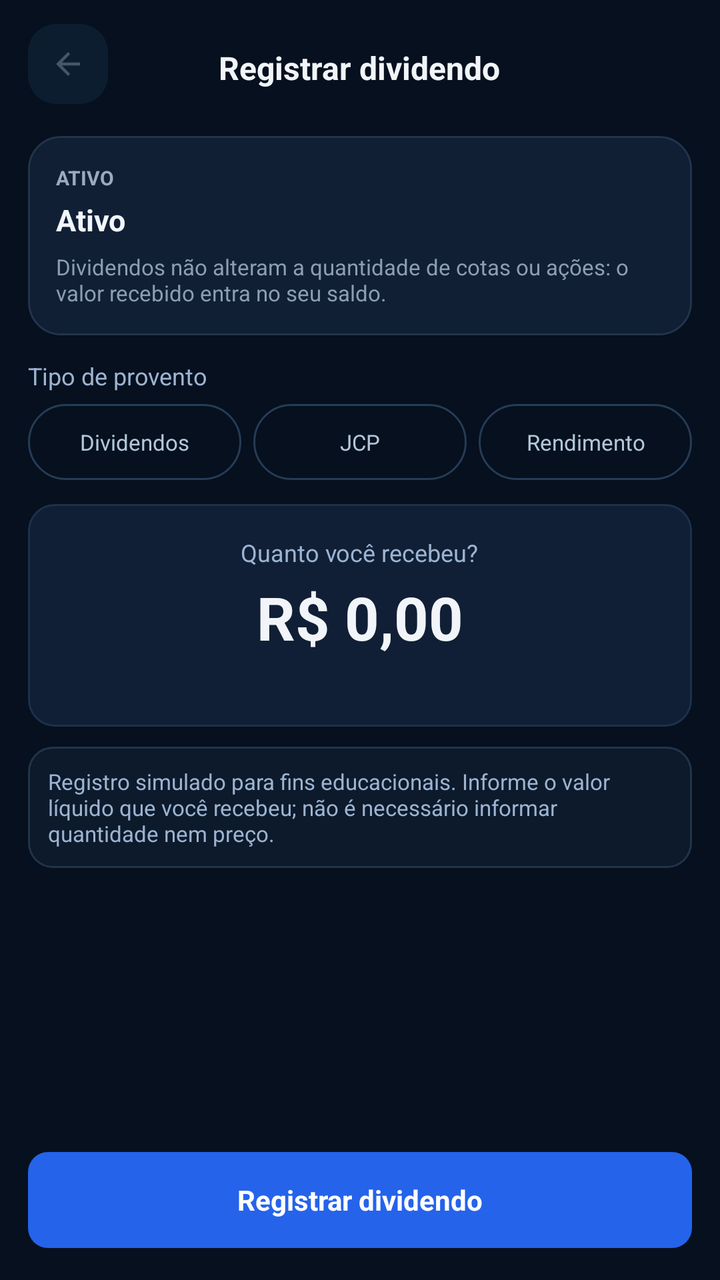
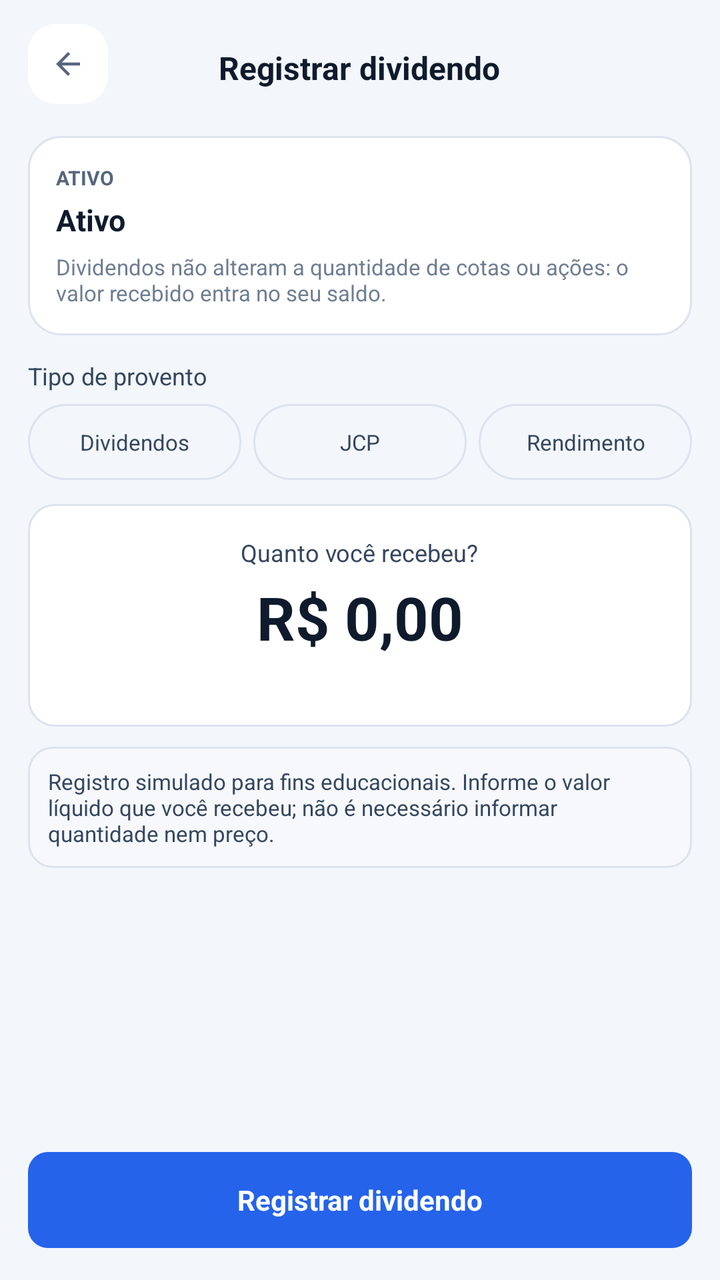

Compare the two renders of this Android layout. The source of the first and the diff that turns it into the second are given below.
<!-- AndroidManifest.xml: application theme Theme.AccurancyMobileApp -->
<!-- res/layout/activity_registrar_dividendo.xml -->
<?xml version="1.0" encoding="utf-8"?>
<LinearLayout xmlns:android="http://schemas.android.com/apk/res/android"
    xmlns:app="http://schemas.android.com/apk/res-auto"
    android:id="@+id/rootRegistrarDividendo"
    android:layout_width="match_parent"
    android:layout_height="match_parent"
    android:background="@color/bg_deep"
    android:orientation="vertical"
    android:paddingTop="12dp">

    <ScrollView
        android:layout_width="match_parent"
        android:layout_height="0dp"
        android:layout_weight="1"
        android:clipToPadding="false"
        android:fillViewport="true"
        android:overScrollMode="never"
        android:paddingHorizontal="14dp"
        android:paddingBottom="16dp">

        <LinearLayout
            android:layout_width="match_parent"
            android:layout_height="wrap_content"
            android:orientation="vertical">

            <RelativeLayout
                android:layout_width="match_parent"
                android:layout_height="44dp">

                <ImageView
                    android:id="@+id/btnVoltarDividendo"
                    android:layout_width="40dp"
                    android:layout_height="40dp"
                    android:layout_alignParentStart="true"
                    android:background="@drawable/bg_icon_button"
                    android:clickable="true"
                    android:contentDescription="Voltar"
                    android:focusable="true"
                    android:padding="11dp"
                    android:src="@drawable/ic_arrow_back"
                    app:tint="@color/text_secondary" />

                <TextView
                    android:layout_width="wrap_content"
                    android:layout_height="match_parent"
                    android:layout_centerInParent="true"
                    android:gravity="center"
                    android:text="Registrar dividendo"
                    android:textColor="@color/text_primary"
                    android:textSize="16sp"
                    android:textStyle="bold" />

            </RelativeLayout>

            
            <LinearLayout
                android:layout_width="match_parent"
                android:layout_height="wrap_content"
                android:layout_marginTop="12dp"
                android:background="@drawable/bg_carteira_card"
                android:orientation="vertical"
                android:padding="14dp">

                <TextView
                    android:id="@+id/tvDividendoTicker"
                    android:layout_width="match_parent"
                    android:layout_height="wrap_content"
                    android:text="ATIVO"
                    android:textColor="#9BAAC0"
                    android:textSize="10sp"
                    android:textStyle="bold" />

                <TextView
                    android:id="@+id/tvDividendoNome"
                    android:layout_width="match_parent"
                    android:layout_height="wrap_content"
                    android:layout_marginTop="4dp"
                    android:text="Ativo"
                    android:textColor="#F1F5FC"
                    android:textSize="15sp"
                    android:textStyle="bold" />

                <TextView
                    android:layout_width="match_parent"
                    android:layout_height="wrap_content"
                    android:layout_marginTop="6dp"
                    android:text="Dividendos não alteram a quantidade de cotas ou ações: o valor recebido entra no seu saldo."
                    android:textColor="#8D9DB3"
                    android:textSize="11sp" />

            </LinearLayout>

            
            <TextView
                android:layout_width="wrap_content"
                android:layout_height="wrap_content"
                android:layout_marginTop="12dp"
                android:text="Tipo de provento"
                android:textColor="#9CB4D2"
                android:textSize="12sp" />

            <LinearLayout
                android:layout_width="match_parent"
                android:layout_height="wrap_content"
                android:layout_marginTop="6dp"
                android:orientation="horizontal"
                android:weightSum="3">

                <TextView
                    android:id="@+id/chipDividendos"
                    style="@style/ValorRapidoDeposito"
                    android:layout_width="0dp"
                    android:layout_weight="1"
                    android:text="Dividendos" />

                <TextView
                    android:id="@+id/chipJcp"
                    style="@style/ValorRapidoDeposito"
                    android:layout_width="0dp"
                    android:layout_marginStart="6dp"
                    android:layout_weight="1"
                    android:text="JCP" />

                <TextView
                    android:id="@+id/chipRendimento"
                    style="@style/ValorRapidoDeposito"
                    android:layout_width="0dp"
                    android:layout_marginStart="6dp"
                    android:layout_weight="1"
                    android:text="Rendimento" />

            </LinearLayout>

            
            <LinearLayout
                android:layout_width="match_parent"
                android:layout_height="wrap_content"
                android:layout_marginTop="12dp"
                android:background="@drawable/bg_card_adicionar_saldo"
                android:gravity="center_horizontal"
                android:orientation="vertical"
                android:paddingHorizontal="16dp"
                android:paddingVertical="16dp">

                <TextView
                    android:layout_width="wrap_content"
                    android:layout_height="wrap_content"
                    android:text="Quanto você recebeu?"
                    android:textColor="#9CB4D2"
                    android:textSize="12sp" />

                <EditText
                    android:id="@+id/etValorDividendo"
                    android:layout_width="match_parent"
                    android:layout_height="wrap_content"
                    android:layout_marginTop="4dp"
                    android:background="@null"
                    android:gravity="center"
                    android:hint="R$ 0,00"
                    android:importantForAutofill="no"
                    android:inputType="number"
                    android:maxLength="18"
                    android:singleLine="true"
                    android:text="R$ 0,00"
                    android:textColor="@color/text_primary"
                    android:textColorHint="#7086A5"
                    android:textSize="30sp"
                    android:textStyle="bold" />

                <TextView
                    android:id="@+id/tvDividendoAviso"
                    android:layout_width="wrap_content"
                    android:layout_height="wrap_content"
                    android:layout_marginTop="4dp"
                    android:text=" "
                    android:textColor="#829BB9"
                    android:textSize="11sp" />

            </LinearLayout>

            <TextView
                android:layout_width="match_parent"
                android:layout_height="wrap_content"
                android:layout_marginTop="10dp"
                android:background="@drawable/bg_buy_asset_notice"
                android:padding="10dp"
                android:text="Registro simulado para fins educacionais. Informe o valor líquido que você recebeu; não é necessário informar quantidade nem preço."
                android:textColor="#9CB4D2"
                android:textSize="11sp" />

        </LinearLayout>

    </ScrollView>

    <LinearLayout
        android:layout_width="match_parent"
        android:layout_height="wrap_content"
        android:orientation="vertical"
        android:paddingHorizontal="14dp"
        android:paddingTop="10dp"
        android:paddingBottom="16dp">

        <TextView
            android:id="@+id/btnConfirmarDividendo"
            android:layout_width="match_parent"
            android:layout_height="48dp"
            android:background="@drawable/bg_btn_primary"
            android:clickable="true"
            android:focusable="true"
            android:gravity="center"
            android:text="Registrar dividendo"
            android:textColor="@android:color/white"
            android:textSize="14sp"
            android:textStyle="bold" />

    </LinearLayout>

</LinearLayout>
<!-- resources referenced by this layout -->
<resources>
  <color name="bg_deep">#FF06101E</color>
  <color name="text_primary">#FFF1F5F9</color>
  <color name="text_secondary">#FF475569</color>
  <!-- drawable bg_btn_primary (drawable) -->
  <?xml version="1.0" encoding="utf-8"?>
  <selector xmlns:android="http://schemas.android.com/apk/res/android">
      
      <item android:state_pressed="true">
          <shape android:shape="rectangle">
              <solid android:color="#1D4ED8" />
              <corners android:radius="10dp" />
          </shape>
      </item>
      
      <item>
          <shape android:shape="rectangle">
              <solid android:color="@color/btn_primary" />
              <corners android:radius="10dp" />
          </shape>
      </item>
  </selector>
  <!-- drawable bg_buy_asset_notice (drawable) -->
  <?xml version="1.0" encoding="utf-8"?>
  <shape xmlns:android="http://schemas.android.com/apk/res/android" android:shape="rectangle">
      <solid android:color="#0D1A2B" />
      <stroke android:width="1dp" android:color="#20344B" />
      <corners android:radius="12dp" />
  </shape>
  <!-- drawable bg_card_adicionar_saldo (drawable) -->
  <?xml version="1.0" encoding="utf-8"?>
  <shape xmlns:android="http://schemas.android.com/apk/res/android">
      <solid android:color="#101F35" />
      <stroke
          android:width="1dp"
          android:color="#1D304B" />
      <corners android:radius="13dp" />
  </shape>
  <!-- drawable bg_carteira_card (drawable) -->
  <?xml version="1.0" encoding="utf-8"?>
  <shape xmlns:android="http://schemas.android.com/apk/res/android">
      <solid android:color="#101F34" />
      <stroke
          android:width="1dp"
          android:color="#22334B" />
      <corners android:radius="16dp" />
  </shape>
  <style name="ValorRapidoDeposito">
          <item name="android:layout_height">38dp</item>
          <item name="android:background">@drawable/bg_valor_rapido</item>
          <item name="android:gravity">center</item>
          <item name="android:clickable">true</item>
          <item name="android:focusable">true</item>
          <item name="android:textColor">#B3C7D9</item>
          <item name="android:textSize">11sp</item>
      </style>
  <color name="btn_primary">#2563EB</color>
  <color name="card_background">#0D1D30</color>
  <!-- drawable bg_valor_rapido (drawable) -->
  <?xml version="1.0" encoding="utf-8"?>
  <shape xmlns:android="http://schemas.android.com/apk/res/android">
      <solid android:color="@android:color/transparent" />
      <stroke
          android:width="1dp"
          android:color="#263B56" />
      <corners android:radius="20dp" />
  </shape>
  <style name="Base.Theme.AccurancyMobileApp" parent="Theme.Material3.DayNight.NoActionBar">
          
          
  
      </style>
  <!-- unchanged entries left out for length: 3 -->
</resources>

<!-- the commit's change to res/layout/activity_registrar_dividendo.xml (unified diff, before → after) -->
@@ -66,7 +66,7 @@
                     android:layout_width="match_parent"
                     android:layout_height="wrap_content"
                     android:text="ATIVO"
-                    android:textColor="#9BAAC0"
+                    android:textColor="@color/text_secondary"
                     android:textSize="10sp"
                     android:textStyle="bold" />
 
@@ -76,7 +76,7 @@
                     android:layout_height="wrap_content"
                     android:layout_marginTop="4dp"
                     android:text="Ativo"
-                    android:textColor="#F1F5FC"
+                    android:textColor="@color/text_primary"
                     android:textSize="15sp"
                     android:textStyle="bold" />
 
@@ -85,7 +85,7 @@
                     android:layout_height="wrap_content"
                     android:layout_marginTop="6dp"
                     android:text="Dividendos não alteram a quantidade de cotas ou ações: o valor recebido entra no seu saldo."
-                    android:textColor="#8D9DB3"
+                    android:textColor="@color/texto_fraco"
                     android:textSize="11sp" />
 
             </LinearLayout>
@@ -96,7 +96,7 @@
                 android:layout_height="wrap_content"
                 android:layout_marginTop="12dp"
                 android:text="Tipo de provento"
-                android:textColor="#9CB4D2"
+                android:textColor="@color/texto_suave"
                 android:textSize="12sp" />
 
             <LinearLayout
@@ -146,7 +146,7 @@
                     android:layout_width="wrap_content"
                     android:layout_height="wrap_content"
                     android:text="Quanto você recebeu?"
-                    android:textColor="#9CB4D2"
+                    android:textColor="@color/texto_suave"
                     android:textSize="12sp" />
 
                 <EditText
@@ -163,7 +163,7 @@
                     android:singleLine="true"
                     android:text="R$ 0,00"
                     android:textColor="@color/text_primary"
-                    android:textColorHint="#7086A5"
+                    android:textColorHint="@color/text_placeholder"
                     android:textSize="30sp"
                     android:textStyle="bold" />
 
@@ -173,7 +173,7 @@
                     android:layout_height="wrap_content"
                     android:layout_marginTop="4dp"
                     android:text=" "
-                    android:textColor="#829BB9"
+                    android:textColor="@color/texto_fraco"
                     android:textSize="11sp" />
 
             </LinearLayout>
@@ -185,7 +185,7 @@
                 android:background="@drawable/bg_buy_asset_notice"
                 android:padding="10dp"
                 android:text="Registro simulado para fins educacionais. Informe o valor líquido que você recebeu; não é necessário informar quantidade nem preço."
-                android:textColor="#9CB4D2"
+                android:textColor="@color/texto_suave"
                 android:textSize="11sp" />
 
         </LinearLayout>
<!-- resource entries referenced after the edit -->
@@ -1,15 +1,18 @@
 <!-- resources referenced by this layout -->
 <resources>
-  <color name="bg_deep">#FF06101E</color>
-  <color name="text_primary">#FFF1F5F9</color>
-  <color name="text_secondary">#FF475569</color>
+  <color name="bg_deep">#FFF3F6FB</color>
+  <color name="text_placeholder">#FF8A97AB</color>
+  <color name="text_primary">#FF0F1B2D</color>
+  <color name="text_secondary">#FF56667E</color>
+  <color name="texto_fraco">#FF6E7D93</color>
+  <color name="texto_suave">#FF34465F</color>
   <!-- drawable bg_btn_primary (drawable) -->
   <?xml version="1.0" encoding="utf-8"?>
   <selector xmlns:android="http://schemas.android.com/apk/res/android">
       
       <item android:state_pressed="true">
           <shape android:shape="rectangle">
-              <solid android:color="#1D4ED8" />
+              <solid android:color="@color/primaria_forte" />
               <corners android:radius="10dp" />
           </shape>
       </item>
@@ -24,26 +27,26 @@
   <!-- drawable bg_buy_asset_notice (drawable) -->
   <?xml version="1.0" encoding="utf-8"?>
   <shape xmlns:android="http://schemas.android.com/apk/res/android" android:shape="rectangle">
-      <solid android:color="#0D1A2B" />
-      <stroke android:width="1dp" android:color="#20344B" />
+      <solid android:color="@color/superficie_campo" />
+      <stroke android:width="1dp" android:color="@color/borda" />
       <corners android:radius="12dp" />
   </shape>
   <!-- drawable bg_card_adicionar_saldo (drawable) -->
   <?xml version="1.0" encoding="utf-8"?>
   <shape xmlns:android="http://schemas.android.com/apk/res/android">
-      <solid android:color="#101F35" />
+      <solid android:color="@color/card_background" />
       <stroke
           android:width="1dp"
-          android:color="#1D304B" />
+          android:color="@color/borda" />
       <corners android:radius="13dp" />
   </shape>
   <!-- drawable bg_carteira_card (drawable) -->
   <?xml version="1.0" encoding="utf-8"?>
   <shape xmlns:android="http://schemas.android.com/apk/res/android">
-      <solid android:color="#101F34" />
+      <solid android:color="@color/card_background" />
       <stroke
           android:width="1dp"
-          android:color="#22334B" />
+          android:color="@color/borda" />
       <corners android:radius="16dp" />
   </shape>
   <style name="ValorRapidoDeposito">
@@ -52,25 +55,61 @@
           <item name="android:gravity">center</item>
           <item name="android:clickable">true</item>
           <item name="android:focusable">true</item>
-          <item name="android:textColor">#B3C7D9</item>
+          <item name="android:textColor">@color/texto_suave</item>
           <item name="android:textSize">11sp</item>
       </style>
-  <color name="btn_primary">#2563EB</color>
-  <color name="card_background">#0D1D30</color>
+  <color name="primaria_forte">#FF1D4ED8</color>
+  <color name="btn_primary">#FF2563EB</color>
+  <color name="superficie_campo">#FFF6F8FC</color>
+  <color name="borda">#FFDCE3EE</color>
+  <color name="card_background">#FFFFFFFF</color>
   <!-- drawable bg_valor_rapido (drawable) -->
   <?xml version="1.0" encoding="utf-8"?>
   <shape xmlns:android="http://schemas.android.com/apk/res/android">
       <solid android:color="@android:color/transparent" />
       <stroke
           android:width="1dp"
-          android:color="#263B56" />
+          android:color="@color/borda" />
       <corners android:radius="20dp" />
   </shape>
   <style name="Base.Theme.AccurancyMobileApp" parent="Theme.Material3.DayNight.NoActionBar">
+          <item name="colorPrimary">@color/primary_blue</item>
+          <item name="colorOnPrimary">@color/white</item>
+          <item name="colorPrimaryContainer">@color/superficie_selecionada</item>
+          <item name="colorOnPrimaryContainer">@color/text_primary</item>
+          <item name="colorSecondary">@color/link</item>
+          <item name="colorSurface">@color/card_background</item>
+          <item name="colorOnSurface">@color/text_primary</item>
+          <item name="colorOnSurfaceVariant">@color/text_secondary</item>
+          <item name="colorOnSecondary">@color/white</item>
+          <item name="colorSecondaryContainer">@color/superficie_selecionada</item>
+          <item name="colorOnSecondaryContainer">@color/text_primary</item>
           
-          
-  
+          <item name="colorSurfaceVariant">@color/card_background_2</item>
+          <item name="colorSurfaceContainerLowest">@color/card_background</item>
+          <item name="colorSurfaceContainerLow">@color/card_background</item>
+          <item name="colorSurfaceContainer">@color/card_background_2</item>
+          <item name="colorSurfaceContainerHigh">@color/card_background</item>
+          <item name="colorSurfaceContainerHighest">@color/trilho</item>
+          <item name="colorOutline">@color/borda_forte</item>
+          <item name="colorOutlineVariant">@color/borda</item>
+          <item name="colorError">@color/negativo_destaque</item>
+          <item name="android:colorBackground">@color/bg_deep</item>
+          <item name="android:windowBackground">@color/bg_deep</item>
+          <item name="android:textColorPrimary">@color/text_primary</item>
+          <item name="android:textColorSecondary">@color/text_secondary</item>
+          <item name="android:textColorHint">@color/text_placeholder</item>
+          <item name="android:windowLightStatusBar">@bool/barras_sistema_claras</item>
+          <item name="android:windowLightNavigationBar" tools:targetApi="27">@bool/barras_sistema_claras</item>
       </style>
+  <color name="primary_blue">#FF2563EB</color>
+  <color name="white">#FFFFFFFF</color>
+  <color name="superficie_selecionada">#FFE4EDFD</color>
+  <color name="link">#FF1D5BD8</color>
+  <color name="card_background_2">#FFF1F5FA</color>
+  <color name="trilho">#FFE3E9F2</color>
+  <color name="borda_forte">#FFC5D0DF</color>
+  <color name="negativo_destaque">#FFD93545</color>
   <!-- unchanged entries left out for length: 3 -->
 </resources>
 
